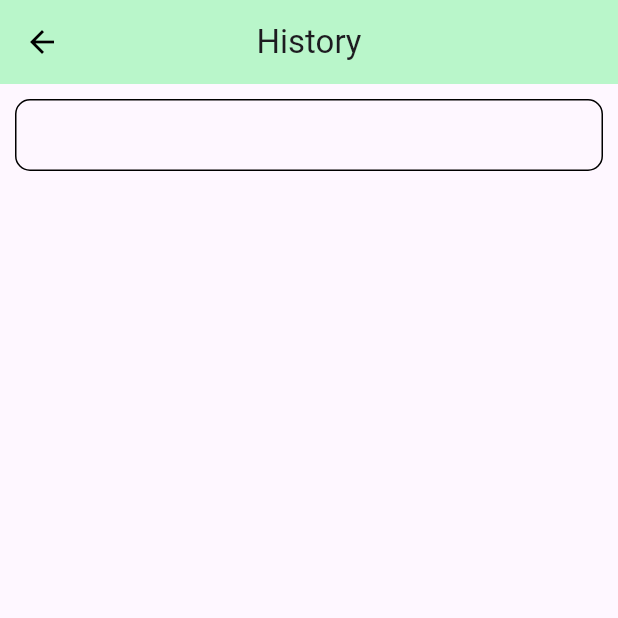
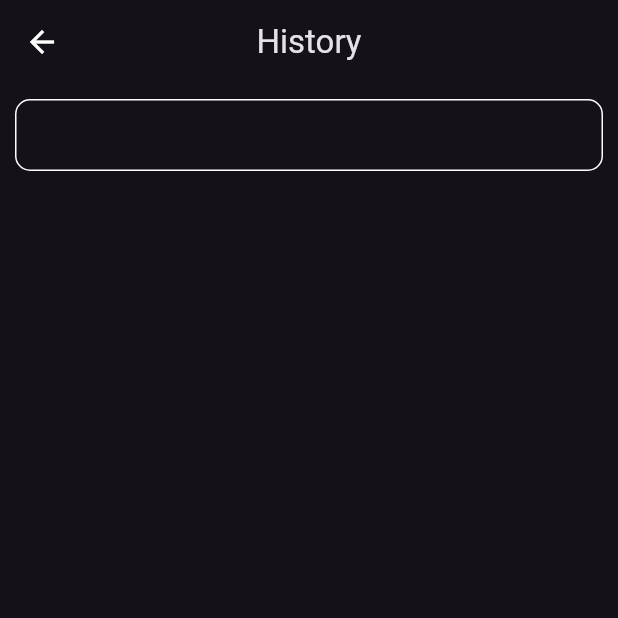
Before and after one commit to HarshilMoradiya1244/gemini, a Flutter app: the screen it shows after launch, after a tap on the "send" icon, after a tap on the "history" icon, on a phone screen of 412 x 824 dp, the top half of it. Run offline on Flutter 3.47's test engine with Material 3 defaults, Android fonts, the phone set to English and light mode, and no system bars; our stand-ins replace get, sqflite; accounts and stored records are empty; network calls fail.

Commit message:
all done

```diff
--- a/lib/main.dart
+++ b/lib/main.dart
@@ -7,6 +7,7 @@ void main(){
       GetMaterialApp(
         debugShowCheckedModeBanner: false,
         routes: screen_routes,
+        theme: ThemeData.dark(),
       )
   );
 }
--- a/lib/screen/history/view/history_screen.dart
+++ b/lib/screen/history/view/history_screen.dart
@@ -29,14 +29,13 @@ class _HistoryScreenState extends State<HistoryScreen> {
               Get.back();
             },
             icon: const Icon(Icons.arrow_back),
-            color: Colors.black,
+            color: Colors.white,
           ),
           title: const Text(
             "History",
           ),
           centerTitle: true,
           iconTheme: const IconThemeData(color: Colors.white),
-          backgroundColor: Colors.greenAccent.shade100,
         ),
         body: Obx(
           () => ListView.builder(
@@ -74,7 +73,7 @@ class _HistoryScreenState extends State<HistoryScreen> {
                   padding: const EdgeInsets.all(10),
                   decoration: BoxDecoration(
                       borderRadius: BorderRadius.circular(10),
-                      border: Border.all()),
+                      border: Border.all(color: Colors.white)),
                   child: Text(
                     "${controller.historyList[index].answer}",
                     overflow: TextOverflow.ellipsis,
--- a/lib/screen/home/view/home_screen.dart
+++ b/lib/screen/home/view/home_screen.dart
@@ -1,5 +1,4 @@
 import 'package:flutter/material.dart';
-import 'package:flutter_spinkit/flutter_spinkit.dart';
 import 'package:gemini/screen/history/model/history_model.dart';
 import 'package:gemini/screen/home/controller/home_controller.dart';
 import 'package:gemini/utils/database/database_helper.dart';
@@ -24,7 +23,7 @@ class _HomeScreenState extends State<HomeScreen> {
           title: const Text(
             "Welcome To Gemini",
             style: TextStyle(
-                fontSize: 25, fontWeight: FontWeight.bold, color: Colors.black),
+                fontSize: 25, fontWeight: FontWeight.bold),
           ),
           actions: [
             IconButton(
@@ -33,7 +32,7 @@ class _HomeScreenState extends State<HomeScreen> {
               },
               icon: const Icon(
                 Icons.history,
-                color: Colors.black,
+                color: Colors.white,
               ),
             ),
           ],
@@ -57,7 +56,7 @@ class _HomeScreenState extends State<HomeScreen> {
                       width: MediaQuery.sizeOf(context).width * 0.9,
                       decoration: BoxDecoration(
                         borderRadius: BorderRadius.circular(10),
-                        border: Border.all(color: Colors.black),
+                        border: Border.all(color: Colors.white),
                       ),
                       child: Column(
                         children: [
@@ -72,7 +71,7 @@ class _HomeScreenState extends State<HomeScreen> {
                               },
                               icon: const Icon(
                                 Icons.bookmark_border,
-                                color: Colors.black,
+                                color: Colors.white,
                               ),
                             ),
                           ),
```
Also changed, not shown: 1 other file.
